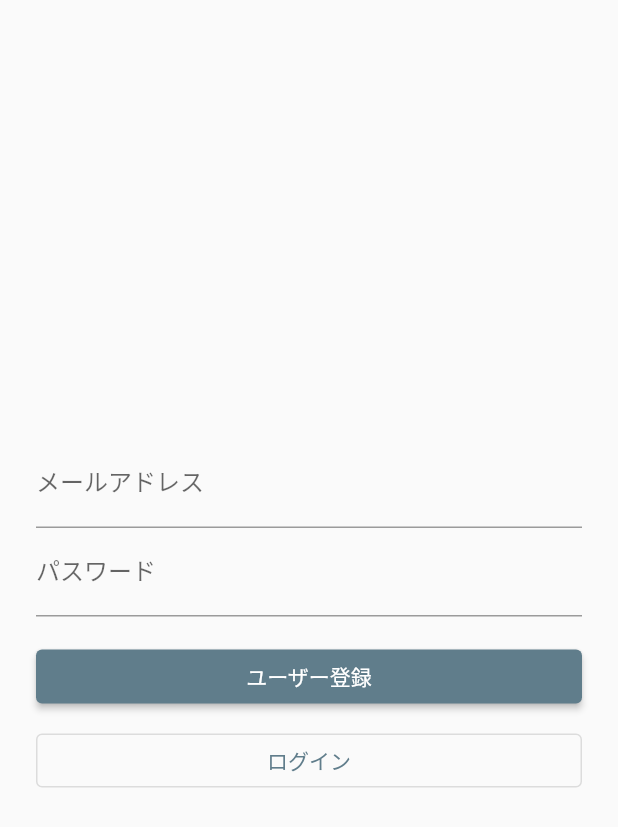
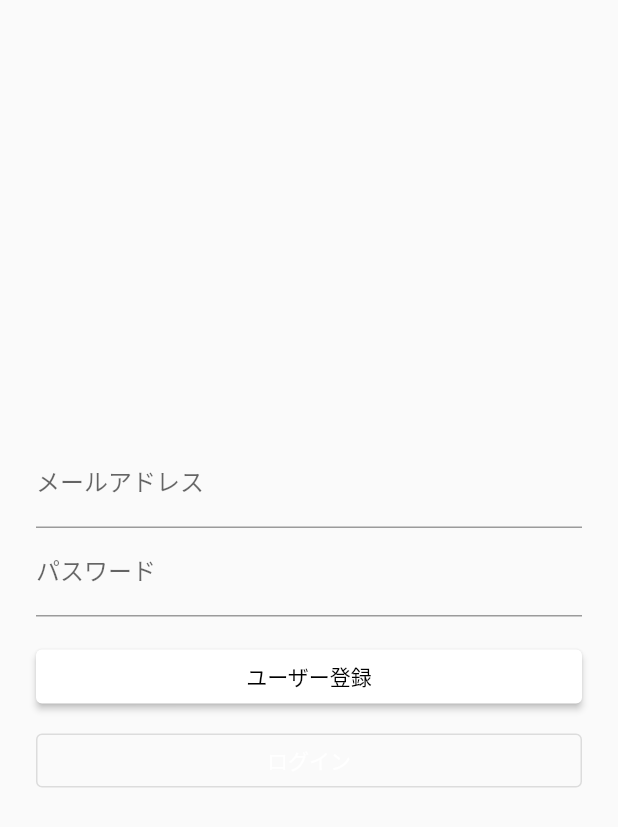
Before and after one commit to yun8boo/luck, a Flutter app: the screen it shows after launch, on a phone screen of 412 x 824 dp. Shown: the top 827 px of the screen. Run offline on Flutter 3.47's test engine with Material 2 defaults, Android fonts, the phone set to English and light mode, and no system bars; our stand-ins replace cloud_firestore, firebase_auth, firebase_core, google_sign_in; missing offline and left inert: sign_button; accounts and stored records are empty.

Commit message:
color追加

```diff
--- /dev/null
+++ b/lib/constants.dart
@@ -0,0 +1,15 @@
+import 'package:flutter/material.dart';
+
+MaterialColor materialWhite =
+    const MaterialColor(0xFFFFFFFF, const <int, Color>{
+  50: const Color(0xFFFFFFFF),
+  100: const Color(0xFFFFFFFF),
+  200: const Color(0xFFFFFFFF),
+  300: const Color(0xFFFFFFFF),
+  400: const Color(0xFFFFFFFF),
+  500: const Color(0xFFFFFFFF),
+  600: const Color(0xFFFFFFFF),
+  700: const Color(0xFFFFFFFF),
+  800: const Color(0xFFFFFFFF),
+  900: const Color(0xFFFFFFFF),
+});
--- a/lib/home_page.dart
+++ b/lib/home_page.dart
@@ -1,4 +1,3 @@
-import 'package:cloud_firestore/cloud_firestore.dart';
 import 'package:flutter/material.dart';
 import 'package:firebase_auth/firebase_auth.dart';
 import 'package:luck/auth_model.dart';
--- a/lib/main.dart
+++ b/lib/main.dart
@@ -1,6 +1,7 @@
 import 'package:flutter/material.dart';
 import 'package:firebase_core/firebase_core.dart';
 import 'package:luck/auth_model.dart';
+import 'package:luck/constants.dart';
 import 'package:luck/login_check_page.dart';
 import 'package:provider/provider.dart';
 
@@ -17,7 +18,7 @@ class MyApp extends StatelessWidget {
       create: (_) => AuthModel(),
       child: MaterialApp(
         theme: ThemeData(
-          primarySwatch: Colors.blueGrey,
+          primarySwatch: materialWhite,
         ),
         darkTheme: ThemeData.dark(),
         home: LoginCheckPage(),
```
